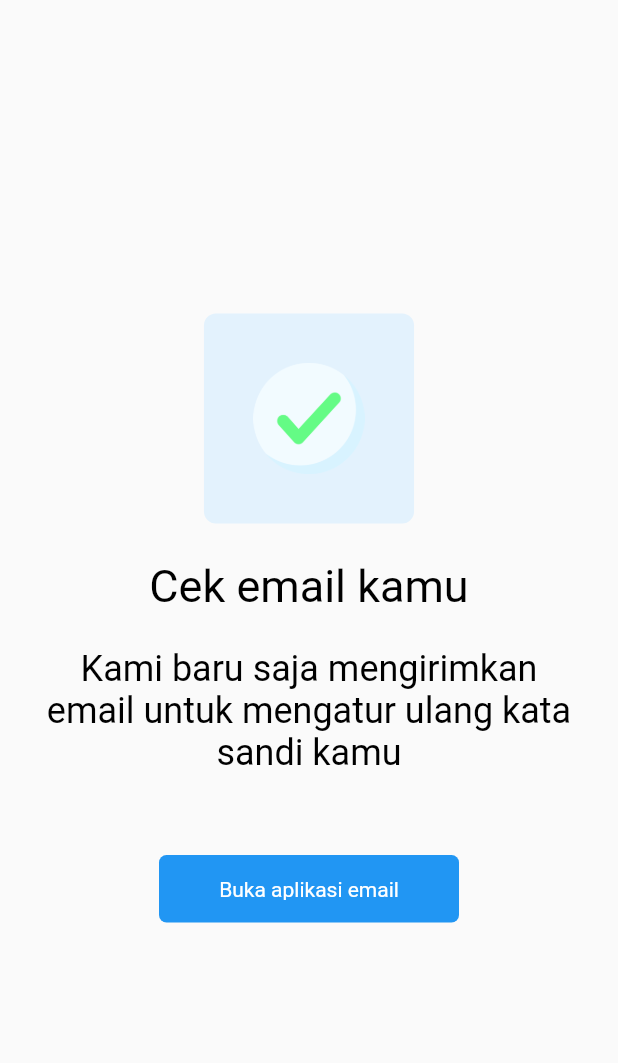
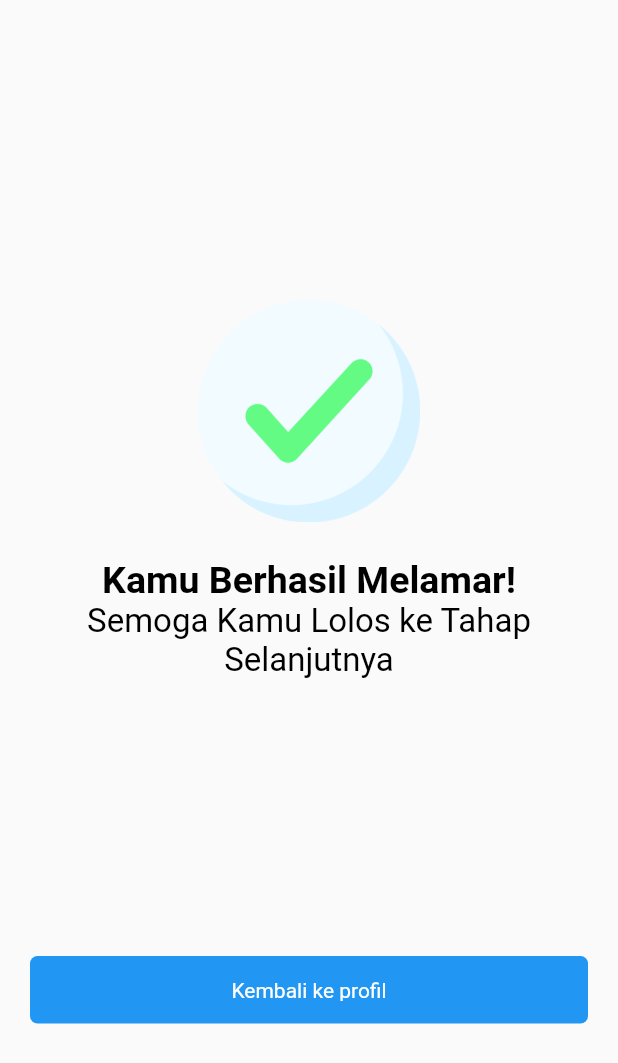
Before and after one commit to nabnab89/JogjaKarir, a Flutter app: the BerhasilMelamar screen opened directly, on a phone screen of 412 x 824 dp. Shown: the top 1063 px of the screen. Run offline on Flutter 3.47's test engine with Material 2 defaults, Android fonts, the phone set to English and light mode, and no system bars; missing offline and left inert: dart:js.

Commit message:
memperbaiki halaman detail_pekerjaan3 (class BerhasilMelamar)

```diff
--- a/lib/detail_pekerjaan3.dart
+++ b/lib/detail_pekerjaan3.dart
@@ -8,54 +8,49 @@ class BerhasilMelamar extends StatelessWidget {
       body: Container(
         child: Center(
           child: Column(
-            mainAxisAlignment: MainAxisAlignment.center,
-            crossAxisAlignment: CrossAxisAlignment.center,
             children: [
+              Padding(padding: EdgeInsets.only(top: 200),),
               Container(
-                height: MediaQuery.of(context).size.height * 0.17,
-                width: MediaQuery.of(context).size.height * 0.17,
-                decoration: BoxDecoration(
-                  color: Colors.blue[50],
-                  borderRadius: BorderRadius.all(Radius.circular(8)),
-                ),
                 child: Center(
                   child: Image(
                     image: AssetImage("images/berhasil_lamaran.png"),
-                    height: MediaQuery.of(context).size.height * 0.09,
-                    width: MediaQuery.of(context).size.height * 0.09,
+                    height: MediaQuery.of(context).size.height * 0.18,
+                    width: MediaQuery.of(context).size.height * 0.18,
                   ),
                 ),
               ),
               Container(
                 margin: EdgeInsets.only(top: 24),
                 child: Text(
-                  "Cek email kamu",
+                  "Kamu Berhasil Melamar!",
                   style: TextStyle(
-                    fontSize: 30,
+                    fontSize: 25,
                     color: Colors.black,
+                    fontWeight: FontWeight.bold,
                   ),
                 ),
               ),
               Container(
-                margin: EdgeInsets.only(top: 24, right: 24, left: 24, bottom: 24),
+                margin: EdgeInsets.only(right: 24, left: 24, bottom: 24),
                 child: Text(
-                  "Kami baru saja mengirimkan email untuk mengatur ulang kata sandi kamu",
+                  "Semoga Kamu Lolos ke Tahap Selanjutnya",
                   textAlign: TextAlign.center,
                   style: TextStyle(
-                    fontSize: 24,
+                    fontSize: 22,
                     fontWeight: FontWeight.normal,
                     color: Colors.black,
                   ),
                 ),
               ),
-              Padding(padding: EdgeInsets.only(top:30),),
+              Padding(padding: EdgeInsets.only(top:140),),
               InkWell(
                 child: Container(
                 padding: EdgeInsets.symmetric(vertical: 15),
-                        width: 200,
+                margin: EdgeInsets.all(20),
+                width: double.infinity,
                 height: 45,
                 child: Text(
-                          "Buka aplikasi email",
+                  "Kembali ke profil",
                   style: TextStyle(
                   color: Colors.white,
                 ),
@@ -66,7 +61,6 @@ class BerhasilMelamar extends StatelessWidget {
                   borderRadius: BorderRadius.circular(5),
                   ),
                 ),
-                      onTap: () {},
               ),
             ],
           ),
```
Lines whose indentation alone changed are shown as unchanged.
